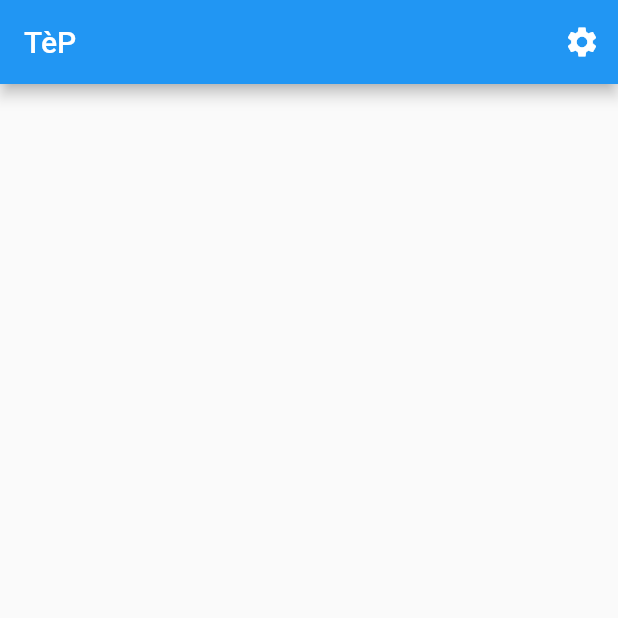
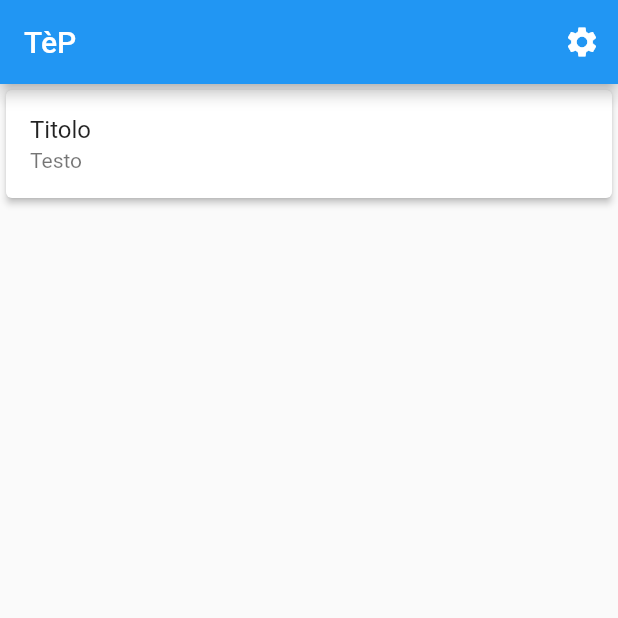
Before and after one commit to leomiglio02/Tep_Project, a Flutter app: the screen it shows after launch, on a phone screen of 412 x 824 dp, the top half of it. Run offline on Flutter 3.47's test engine with Material 2 defaults, Android fonts, the phone set to English and light mode, and no system bars.

Commit message:
add List and a title/text example

```diff
--- a/lib/main.dart
+++ b/lib/main.dart
@@ -15,7 +15,13 @@ class TepHomePage extends StatefulWidget {
 }
 
 class _TepHomePageState extends State<TepHomePage> {
-  List<Things> things = new List<Things>();
+  List<Things> thing = new List<Things>();
+
+  @override
+  void initState() {
+    getDB();
+    super.initState();
+  }
 
   @override
   Widget build(BuildContext context) => Scaffold(
@@ -23,18 +29,23 @@ class _TepHomePageState extends State<TepHomePage> {
           IconButton(icon: Icon(Icons.settings), onPressed: () => settingsBtn())
         ]),
         body: ListView.builder(
-            itemCount: things.length,
+            itemCount: thing.length,
             itemBuilder: ((BuildContext context, int posizione) => Card(
                 elevation: 2,
                 child: ListTile(
-                    title: Text(things[posizione].titolo),
-                    subtitle: Text(things[posizione].text))))),
+                    title: Text(thing[posizione].titolo),
+                    subtitle: Text(thing[posizione].text))))),
       );
 
   //addToList() {};
   settingsBtn() => {}; //TepHomePage();
+  void getDB() {
+    thing = [Things("Titolo", "Testo")];
+    setState(() => thing = thing);
+  }
 }
 // TODO settings page
+/*
 class TepSettingsPage extends StatefulWidget {
   @override
   _TepSettingsPageState createState() => _TepSettingsPageState();
@@ -48,7 +59,7 @@ class _TepSettingsPageState extends State<TepHomePage> {
         actions: [IconButton(icon: null, onPressed: null)],
       ),
       body: Center());
-}
+}*/
 
 ColorScheme tepColorScheme = ColorScheme(
   primary: Colors.blue[500], //or 25,118,210
```
Also changed, not shown: 18 other files.
